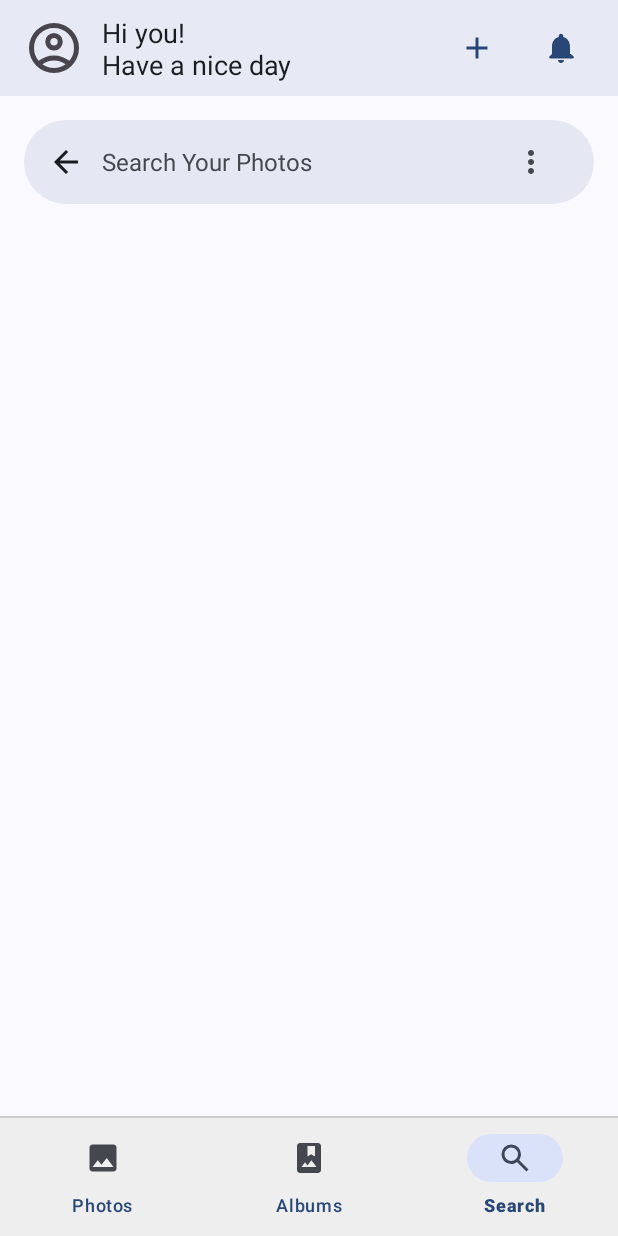
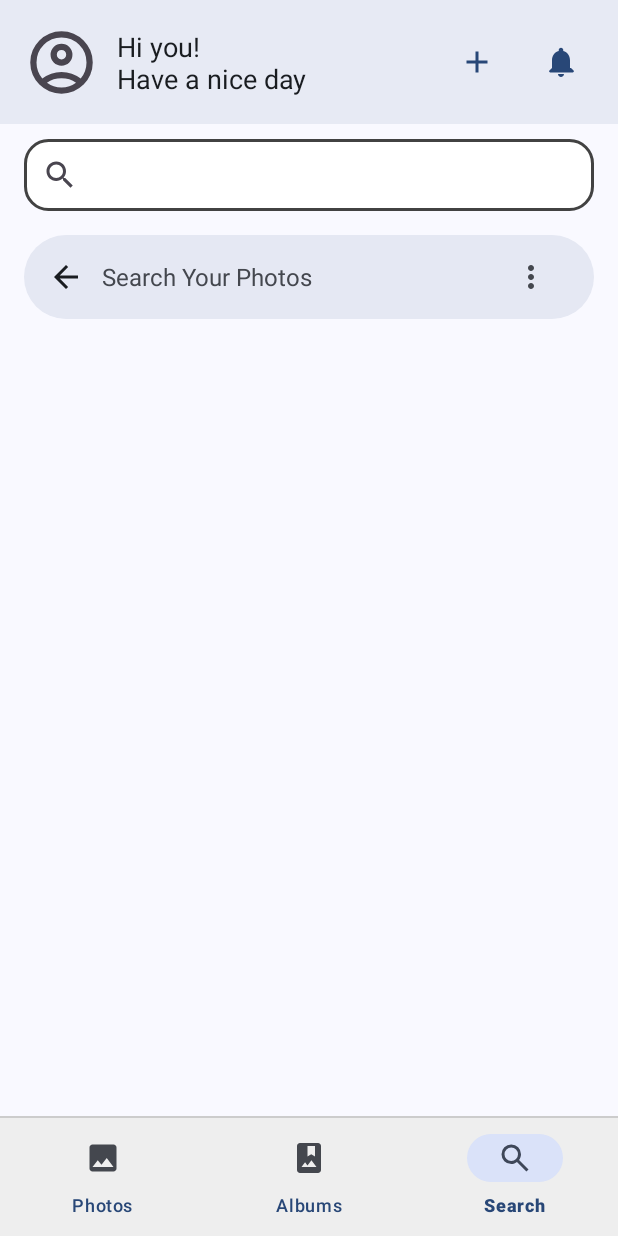
Before and after one commit to HZeroxium/MemorAI, an Android app: the screen it shows after launch (MainActivity), item 3 of the bottom bar chosen, on a phone screen of 412 x 824 dp. Run offline under Robolectric (Android 15) with nearby library versions, the phone set to English and light mode, and no system bars; our stand-ins replace Dagger/Hilt's generated code, Firebase (no records; nobody signed in at launch, a user with empty details on screens opened directly), navigation-ui; pictures from the network do not load; 7 statements that could not run were skipped.

Commit message:
Update activity_main.xml

```diff
--- a/app/src/main/res/layout/activity_main.xml
+++ b/app/src/main/res/layout/activity_main.xml
@@ -5,15 +5,18 @@
     android:layout_width="match_parent"
     android:layout_height="match_parent"
     style="@style/SCREEN"
+    android:fitsSystemWindows="true"
     tools:context=".presentation.ui.activity.MainActivity">
 
     <com.google.android.material.appbar.MaterialToolbar
-        android:id="@+id/toolbar"
+        android:id="@+id/header"
         android:layout_width="0dp"
-        android:layout_height="?attr/actionBarSize"
+        android:layout_height="0dp"
         android:background="?attr/colorSurface"
         android:elevation="4dp"
+        app:layout_constraintHeight_percent="0.1"
         app:contentInsetStart="16dp"
+        android:fitsSystemWindows="true"
         app:layout_constraintEnd_toEndOf="parent"
         app:popupTheme="@style/ThemeOverlay.MaterialComponents.Light"
         app:layout_constraintTop_toTopOf="parent"
@@ -27,13 +30,14 @@
             <!-- Profile Icon -->
             <ImageView
                 android:id="@+id/profileIcon"
-                android:layout_width="40dp"
-                android:layout_height="40dp"
+                android:layout_width="50dp"
+                android:layout_height="50dp"
                 android:contentDescription="@string/profile"
                 android:scaleType="centerCrop"
                 android:src="@drawable/ic_profile"
                 app:layout_constraintBottom_toBottomOf="parent"
-                app:layout_constraintTop_toTopOf="parent" />
+                app:layout_constraintTop_toTopOf="parent"
+                tools:ignore="MissingConstraints" />
 
             <!-- Text Greeting -->
             <TextView
@@ -84,6 +88,17 @@
 
     </com.google.android.material.appbar.MaterialToolbar>
 
+    <androidx.appcompat.widget.SearchView
+        android:id="@+id/searchBar"
+        android:layout_width="0dp"
+        android:layout_height="48dp"
+        android:layout_marginTop="10dp"
+        style="@style/search"
+        android:layout_marginHorizontal="16dp"
+        app:layout_constraintEnd_toEndOf="parent"
+        app:layout_constraintStart_toStartOf="@id/header"
+        app:layout_constraintTop_toBottomOf="@id/header"
+        tools:ignore="MissingConstraints" />
 
     <androidx.fragment.app.FragmentContainerView
         android:id="@+id/nav_host_fragment"
@@ -93,7 +108,7 @@
         android:layout_marginTop="0dp"
         app:defaultNavHost="true"
         app:layout_constraintBottom_toTopOf="@id/bottomNavigation"
-        app:layout_constraintTop_toBottomOf="@id/toolbar"
+        app:layout_constraintTop_toBottomOf="@id/searchBar"
         app:navGraph="@navigation/nav_graph" />
 
     <!-- Bottom Navigation View -->
```
